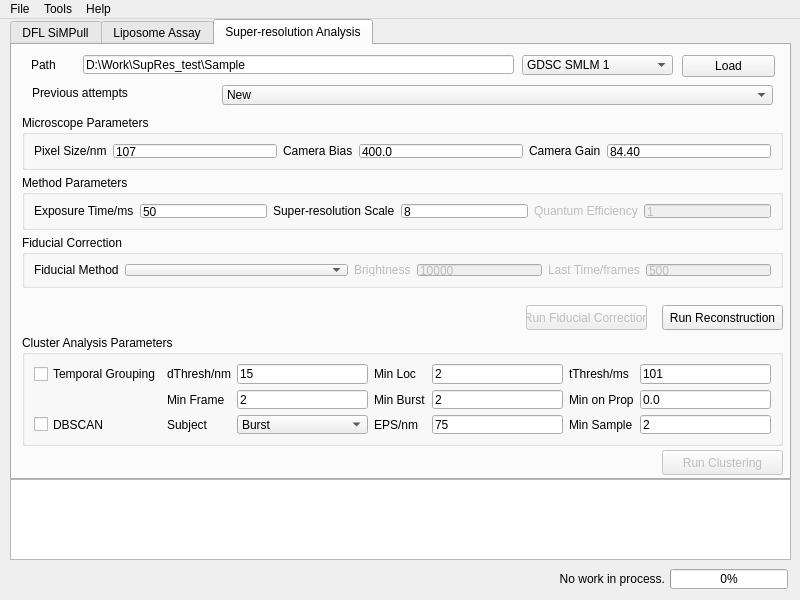
zengjiexia/ACT, file UI_form/MainWindow.ui: the form before one commit.
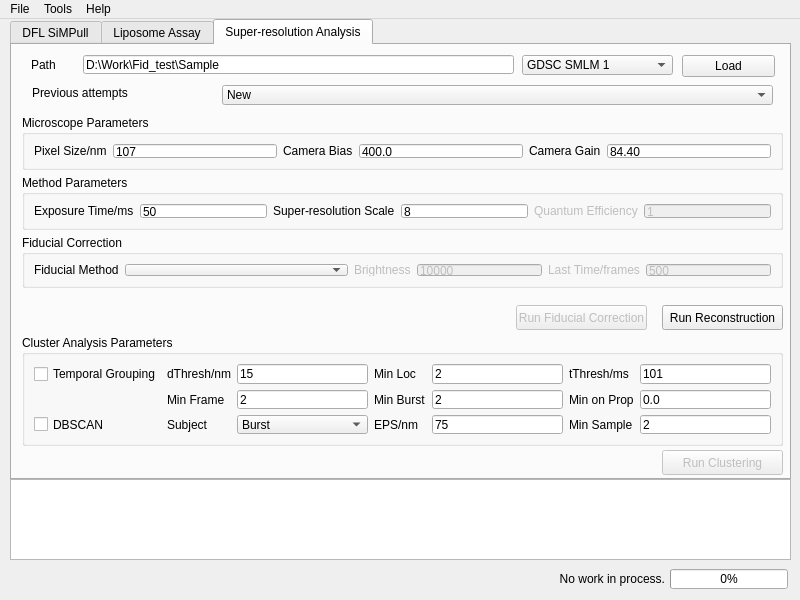
The form after the commit. Custom widgets are drawn as their Qt base class.

Diff of the .ui file:
```diff
--- a/UI_form/MainWindow.ui
+++ b/UI_form/MainWindow.ui
@@ -368,7 +368,7 @@
        </rect>
       </property>
       <property name="text">
-       <string>D:\Work\SupRes_test\Sample</string>
+       <string>D:\Work\Fid_test\Sample</string>
       </property>
      </widget>
      <widget class="QLabel" name="SupRes_pathLabel">
@@ -863,9 +863,9 @@
       </property>
       <property name="geometry">
        <rect>
-        <x>514</x>
+        <x>504</x>
         <y>260</y>
-        <width>121</width>
+        <width>131</width>
         <height>25</height>
        </rect>
       </property>
```
Left out of the diff: 4 changed lines with no effect on the pictures.
